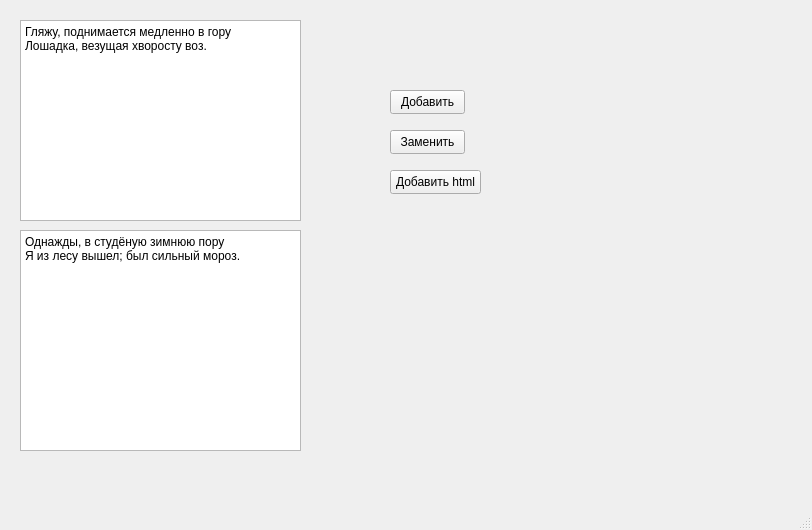
Alex-Alex-A/C-Graphic, file mainwindow.ui: the form before one commit.
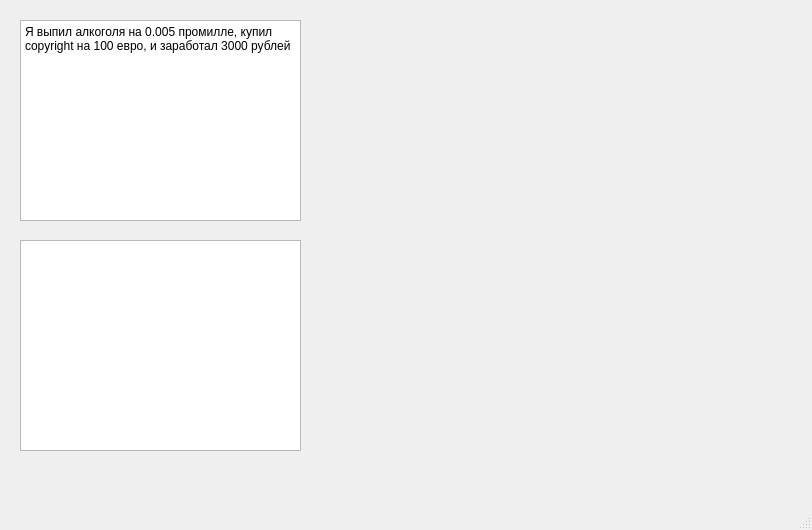
The form after the commit.

Diff of the .ui file:
```diff
--- a/mainwindow.ui
+++ b/mainwindow.ui
@@ -24,61 +24,17 @@
      </rect>
     </property>
     <property name="plainText">
-     <string>Гляжу, поднимается медленно в гору
-Лошадка, везущая хворосту воз.</string>
+     <string>Я выпил алкоголя на 0.005 промилле, купил copyright на 100 евро, и заработал 3000 рублей</string>
     </property>
    </widget>
    <widget class="QPlainTextEdit" name="plainTextEdit_2">
     <property name="geometry">
      <rect>
       <x>20</x>
-      <y>230</y>
+      <y>240</y>
       <width>281</width>
-      <height>221</height>
+      <height>211</height>
      </rect>
-    </property>
-    <property name="plainText">
-     <string>Однажды, в студёную зимнюю пору
-Я из лесу вышел; был сильный мороз.</string>
-    </property>
-   </widget>
-   <widget class="QPushButton" name="pushButton_add">
-    <property name="geometry">
-     <rect>
-      <x>390</x>
-      <y>90</y>
-      <width>75</width>
-      <height>24</height>
-     </rect>
-    </property>
-    <property name="text">
-     <string>Добавить</string>
-    </property>
-   </widget>
-   <widget class="QPushButton" name="pushButton_replace">
-    <property name="geometry">
-     <rect>
-      <x>390</x>
-      <y>130</y>
-      <width>75</width>
-      <height>24</height>
-     </rect>
-    </property>
-    <property name="text">
-     <string>Заменить</string>
-    </property>
-   </widget>
-   <widget class="QPushButton" name="pushButton_add_html">
-    <property name="geometry">
-     <rect>
-      <x>390</x>
-      <y>170</y>
-      <width>91</width>
-      <height>24</height>
-     </rect>
-    </property>
-    <property name="text">
-     <string>Добавить html</string>
     </property>
    </widget>
   </widget>
```
